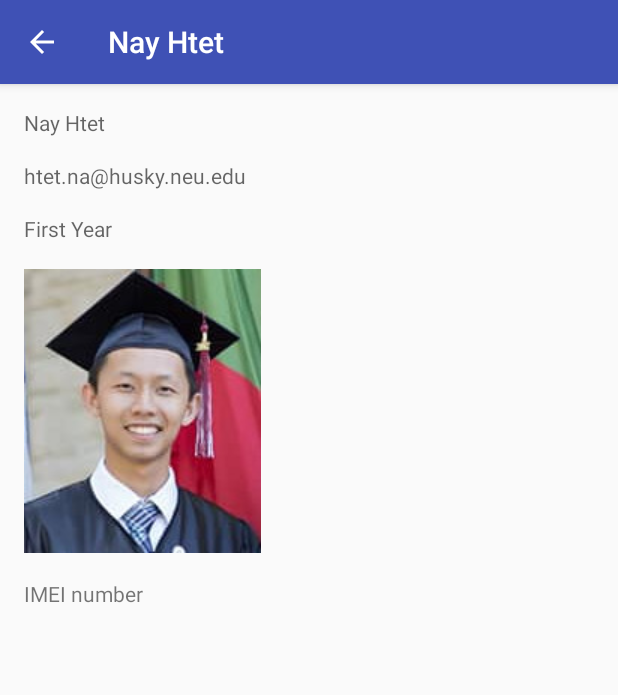
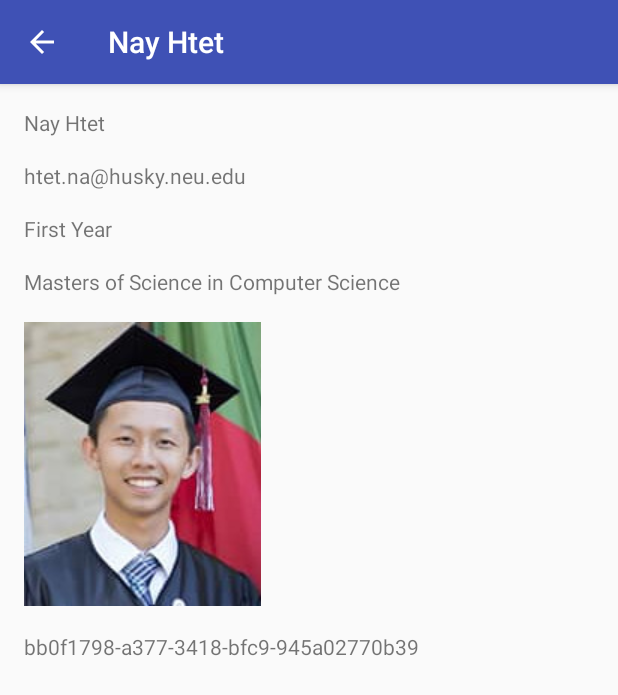
Before and after one commit to caber-nay/NUMAD17F-NayHtet, an Android app: the screen it shows after launch (About), after a tap on "ABOUT", on a phone screen of 412 x 824 dp. Shown: the top 695 px of the screen. Run offline under Robolectric (Android 15) with nearby library versions, the light colour scheme and no system bars.

Commit message:
Random UUID (not IMEI)

```diff
--- a/app/src/main/AndroidManifest.xml
+++ b/app/src/main/AndroidManifest.xml
@@ -1,6 +1,8 @@
 <?xml version="1.0" encoding="utf-8"?>
+
 <manifest xmlns:android="http://schemas.android.com/apk/res/android"
     package="edu.neu.madcourse.nayhtet">
+
     <application
         android:allowBackup="true"
         android:icon="@mipmap/ic_launcher"
--- a/app/src/main/java/edu/neu/madcourse/nayhtet/About.java
+++ b/app/src/main/java/edu/neu/madcourse/nayhtet/About.java
@@ -20,6 +20,5 @@ public class About extends AppCompatActivity {
 
         TextView textView = (TextView) findViewById(R.id.aboutTextView4);
         textView.setText(imei);
-        String something = "What?";
     }
 }
--- a/app/src/main/java/edu/neu/madcourse/nayhtet/MainActivity.java
+++ b/app/src/main/java/edu/neu/madcourse/nayhtet/MainActivity.java
@@ -2,11 +2,14 @@ package edu.neu.madcourse.nayhtet;
 
 import android.content.Context;
 import android.content.Intent;
+import android.provider.Settings;
 import android.support.v7.app.AppCompatActivity;
 import android.os.Bundle;
 import android.telephony.TelephonyManager;
 import android.view.View;
 import android.widget.EditText;
+
+import java.util.UUID;
 
 public class MainActivity extends AppCompatActivity {
     public static final String EXTRA_MESSAGE = "edu.neu.madcourse.nayhtet";
@@ -16,7 +19,7 @@ public class MainActivity extends AppCompatActivity {
         setContentView(R.layout.activity_main);
     }
 
-    /** Called when the user taps the Send button */
+    // method for Send button
     public void sendMessage(View view){
         Intent intent = new Intent(this, DisplayMessageActivity.class);
         EditText editText = (EditText) findViewById(R.id.editText);
@@ -24,12 +27,20 @@ public class MainActivity extends AppCompatActivity {
         intent.putExtra(EXTRA_MESSAGE, message);
         startActivity(intent);
     }
-
+    // method for About button
     public void about(View view){
         Intent intent = new Intent(this, About.class);
+        //String imei = Settings.Secure.getString(this.getContentResolver(), Settings.Secure.ANDROID_ID);
+        String imei = UUID.randomUUID().toString();
         //TelephonyManager telephonyManager = (TelephonyManager)getSystemService(Context.TELEPHONY_SERVICE);
-        String message = "IMEI number";//telephonyManager.getDeviceId();
-        intent.putExtra(EXTRA_MESSAGE, message);
+        //imei = telephonyManager.getDeviceId();
+
+        intent.putExtra(EXTRA_MESSAGE, imei);
         startActivity(intent);
     }
+    // method for Generate Error button
+    public void generateError(View view){
+        Intent intent = null;
+        intent.putExtra(EXTRA_MESSAGE, "Error"); //intent is null, which will cause error
+    }
 }
--- a/app/src/main/res/layout/activity_about.xml
+++ b/app/src/main/res/layout/activity_about.xml
@@ -13,6 +13,7 @@
         android:layout_marginLeft="16dp"
         android:layout_marginTop="16dp"
         android:hint="@string/text_author"
+        android:text="@string/text_author"
         app:layout_constraintLeft_toLeftOf="parent"
         app:layout_constraintTop_toTopOf="parent" />
 
@@ -23,6 +24,7 @@
         android:layout_marginLeft="16dp"
         android:layout_marginTop="16dp"
         android:hint="@string/text_email"
+        android:text="@string/text_email"
         app:layout_constraintLeft_toLeftOf="parent"
         app:layout_constraintTop_toBottomOf="@+id/aboutTextView1" />
 
@@ -33,6 +35,7 @@
         android:layout_marginLeft="16dp"
         android:layout_marginTop="16dp"
         android:hint="@string/text_year"
+        android:text="@string/text_year"
         app:layout_constraintLeft_toLeftOf="parent"
         app:layout_constraintTop_toBottomOf="@+id/aboutTextView2" />
 
@@ -45,7 +48,7 @@
         android:adjustViewBounds="false"
         android:contentDescription="@drawable/headshot"
         app:layout_constraintLeft_toLeftOf="parent"
-        app:layout_constraintTop_toBottomOf="@+id/aboutTextView3"
+        app:layout_constraintTop_toBottomOf="@+id/aboutTextView5"
         app:srcCompat="@drawable/headshot" />
 
     <TextView
@@ -57,4 +60,15 @@
         android:text="@android:string/defaultMsisdnAlphaTag"
         app:layout_constraintLeft_toLeftOf="parent"
         app:layout_constraintTop_toBottomOf="@+id/aboutImageView1" />
+
+    <TextView
+        android:id="@+id/aboutTextView5"
+        android:layout_width="wrap_content"
+        android:layout_height="wrap_content"
+        android:layout_marginLeft="16dp"
+        android:layout_marginTop="16dp"
+        android:hint="@string/text_program"
+        android:text="@string/text_program"
+        app:layout_constraintLeft_toLeftOf="parent"
+        app:layout_constraintTop_toBottomOf="@+id/aboutTextView3" />
 </android.support.constraint.ConstraintLayout>
--- a/app/src/main/res/layout/activity_display_message.xml
+++ b/app/src/main/res/layout/activity_display_message.xml
@@ -14,8 +14,9 @@
         android:fontFamily="cursive"
         android:text="TextView"
         android:textColor="@android:color/holo_purple"
-        android:textSize="30sp"
+        android:textSize="@android:dimen/notification_large_icon_height"
         app:layout_constraintLeft_toLeftOf="parent"
         app:layout_constraintRight_toRightOf="parent"
-        app:layout_constraintTop_toTopOf="parent" />
+        app:layout_constraintTop_toTopOf="parent"
+        app:layout_constraintHorizontal_bias="0.501" />
 </android.support.constraint.ConstraintLayout>
--- a/app/src/main/res/values/strings.xml
+++ b/app/src/main/res/values/strings.xml
@@ -6,4 +6,6 @@
     <string name="text_author">Nay Htet</string>
     <string name="text_email">htet.na@husky.neu.edu</string>
     <string name="text_year">First Year</string>
+    <string name="button_error">Generate Error</string>
+    <string name="text_program">Masters of Science in Computer Science</string>
 </resources>
```
Also changed, not shown: app/src/main/res/layout/activity_main.xml (+14 -0 lines).
